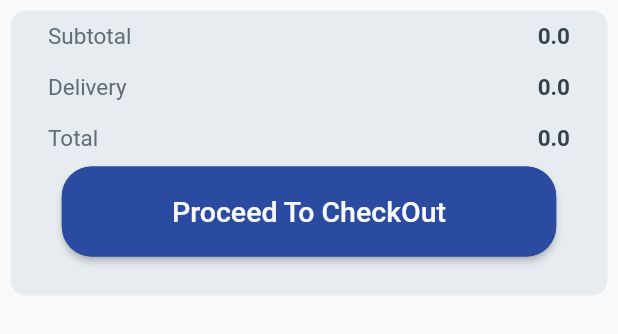
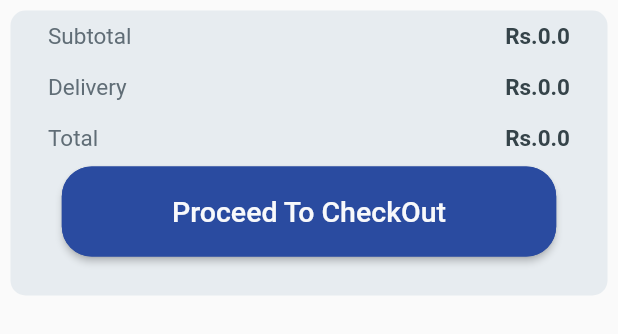
Before and after one commit to MuhammadHassanVahand/Ui-Project, a Flutter app: the ItemTotalPrices widget shown alone on an empty page, opened directly with empty values, on a phone screen of 412 x 824 dp. Shown: the top 334 px of the screen. Run offline on Flutter 3.47's test engine with Material 2 defaults, Android fonts, the phone set to English and light mode, and no system bars; our stand-ins replace carousel_slider, curved_navigation_bar, flutter_svg, font_awesome_flutter; network calls fail.

Commit message:
Mini UI Project

```diff
--- a/lib/screens/shoppingBag.dart
+++ b/lib/screens/shoppingBag.dart
@@ -138,7 +138,7 @@ class _ShoppingCartState extends State<ShoppingCart> {
                             size: 15,
                           ),
                           subtitle: AppSmallText(
-                            text: "${addtoCart[index]["price"] - 30}",
+                            text: "Rs.${addtoCart[index]["price"] - 30}",
                             color: AppColors.black90,
                             size: 17,
                           ),
--- a/lib/widget/customItemTotal.dart
+++ b/lib/widget/customItemTotal.dart
@@ -45,7 +45,7 @@ class _ItemTotalPricesState extends State<ItemTotalPrices> {
                     color: AppColors.black60,
                   ),
                   AppLargeText(
-                    text: "${widget.subtotal}",
+                    text: "Rs.${widget.subtotal}",
                     color: AppColors.black90,
                     size: 15,
                   )
@@ -63,7 +63,7 @@ class _ItemTotalPricesState extends State<ItemTotalPrices> {
                     color: AppColors.black60,
                   ),
                   AppLargeText(
-                    text: "${widget.delivery}",
+                    text: "Rs.${widget.delivery}",
                     color: AppColors.black90,
                     size: 15,
                   )
@@ -81,7 +81,7 @@ class _ItemTotalPricesState extends State<ItemTotalPrices> {
                     color: AppColors.black60,
                   ),
                   AppLargeText(
-                    text: "${widget.total}",
+                    text: "Rs.${widget.total}",
                     color: AppColors.black90,
                     size: 15,
                   )
```
